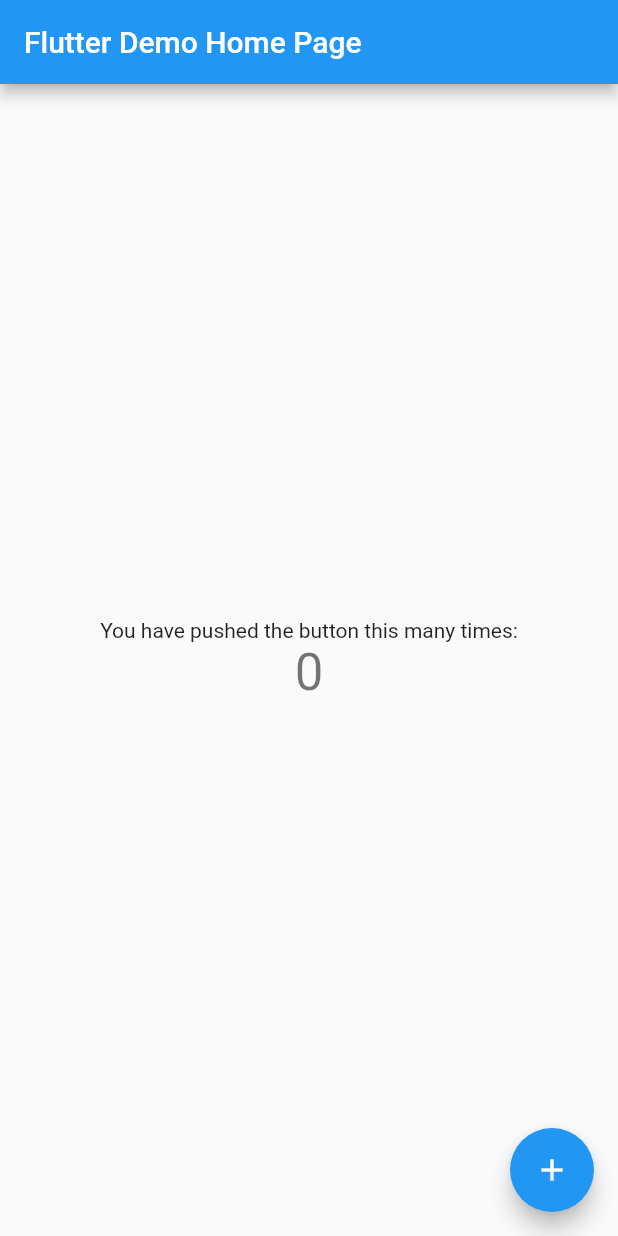
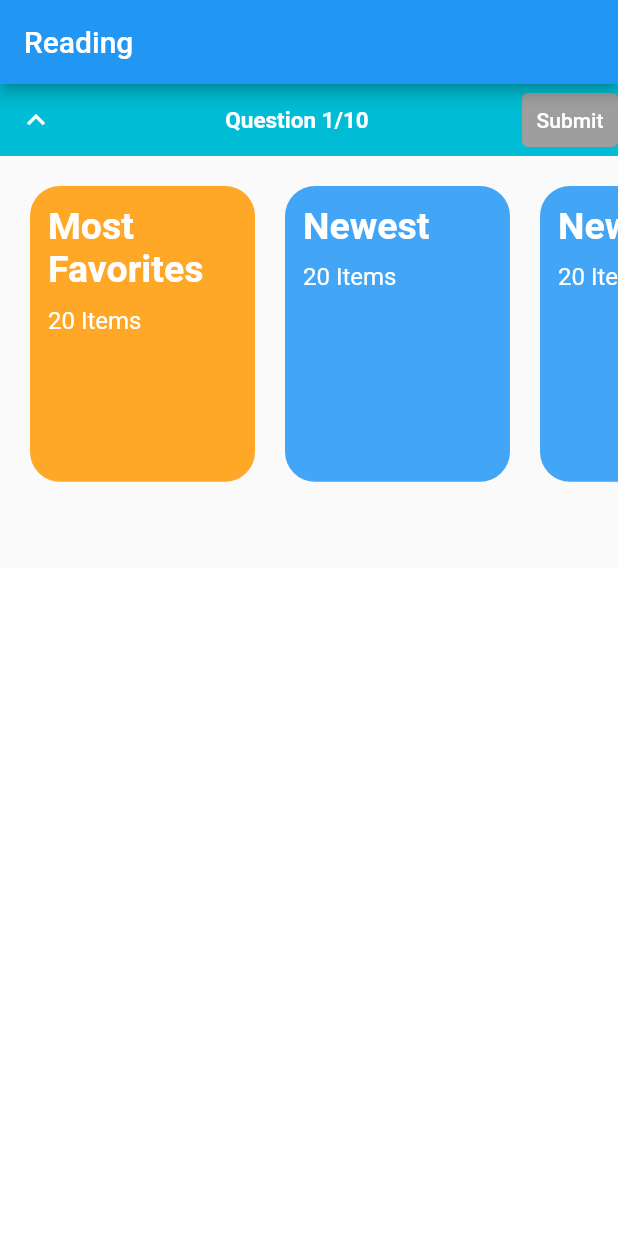
Before and after one commit to entest-hai/flutter_ielts, a Flutter app: the screen it shows after launch, on a phone screen of 412 x 824 dp. Run offline on Flutter 3.47's test engine with Material 2 defaults, Android fonts, the light colour scheme and no system bars.

Commit message:
add question & option view with horizontal scroll

```diff
--- a/lib/main.dart
+++ b/lib/main.dart
@@ -1,113 +1,218 @@
+import 'dart:ui';
 import 'package:flutter/material.dart';
+import 'dart:math' as math;
 
 void main() {
   runApp(MyApp());
 }
 
 class MyApp extends StatelessWidget {
-  // This widget is the root of your application.
   @override
-  Widget build(BuildContext context) {
+  Widget build(BuildContext context){
     return MaterialApp(
+      debugShowCheckedModeBanner: false,
       title: 'Flutter Demo',
       theme: ThemeData(
-        // This is the theme of your application.
-        //
-        // Try running your application with "flutter run". You'll see the
-        // application has a blue toolbar. Then, without quitting the app, try
-        // changing the primarySwatch below to Colors.green and then invoke
-        // "hot reload" (press "r" in the console where you ran "flutter run",
-        // or simply save your changes to "hot reload" in a Flutter IDE).
-        // Notice that the counter didn't reset back to zero; the application
-        // is not restarted.
         primarySwatch: Colors.blue,
+        visualDensity: VisualDensity.adaptivePlatformDensity,
       ),
-      home: MyHomePage(title: 'Flutter Demo Home Page'),
+      home: ReadingView()
     );
   }
 }
 
-class MyHomePage extends StatefulWidget {
-  MyHomePage({Key key, this.title}) : super(key: key);
 
-  // This widget is the home page of your application. It is stateful, meaning
-  // that it has a State object (defined below) that contains fields that affect
-  // how it looks.
 
-  // This class is the configuration for the state. It holds the values (in this
-  // case the title) provided by the parent (in this case the App widget) and
-  // used by the build method of the State. Fields in a Widget subclass are
-  // always marked "final".
+// Test Container Height Collapse
+class ReadingView extends StatefulWidget {
+  @override
+  _ReadingViewState createState() => _ReadingViewState();
+}
 
-  final String title;
+
+class _ReadingViewState extends State<ReadingView> {
+
+  bool isHidden = false;
 
   @override
-  _MyHomePageState createState() => _MyHomePageState();
+  Widget build(BuildContext context){
+    final size = MediaQuery.of(context).size;
+    return Scaffold(
+      appBar: AppBar(
+        title: Text("Reading"),
+      ),
+      body: Column(
+        children: [
+          _QuestionView(isHidden),
+          _OptionView(size, isHidden),
+          _ReadingContentView(size)
+        ],
+      )
+    );
   }
 
-class _MyHomePageState extends State<MyHomePage> {
-  int _counter = 0;
+  Widget _ReadingContentView(size){
+    return Expanded(
+          child: Container(
+        color: Colors.white,
+        width: size.width,
+        height: size.height,
+      ),
+    );
+  }
 
-  void _incrementCounter() {
+  Widget _OptionView(size, isHidden) {
+    return AnimatedOpacity(
+      opacity: 1,
+      duration: const Duration(microseconds: 200),
+      child: AnimatedContainer(
+        duration: const Duration(microseconds: 200),
+        width: size.width,
+        alignment: Alignment.topCenter,
+        height: isHidden ? 0 : size.height / 3,
+        child: CategoriesScroller(),
+      ),
+      );
+  }
+
+  Widget _QuestionView(isHidden) {
+    return Container(
+            color: Colors.cyan,
+            child: Row(
+              children: [
+              IconButton(
+                color: Colors.white,
+                icon: Transform.rotate(
+                  angle: isHidden ? 270 * math.pi / 180 : 90 * math.pi / 180,
+                  child: Icon(Icons.chevron_left)),
+                iconSize: 24,
+                onPressed: collapse),
+
+               Expanded(
+                 child: Center(child:
+                 Text("Question 1/10", style: TextStyle(
+                   fontSize: 15,
+                   fontWeight: FontWeight.bold,
+                   color: Colors.white,
+                 ),)),
+               ),
+
+              TextButton(
+                style: ButtonStyle(
+                  backgroundColor: MaterialStateProperty.all(Colors.grey)
+                ),
+                onPressed: collapse,
+                child: Text("Submit", style: TextStyle(
+                  color: Colors.white
+                ),))
+
+            ],),
+          );
+  }
+
+  void collapse() {
     setState(() {
-      // This call to setState tells the Flutter framework that something has
-      // changed in this State, which causes it to rerun the build method below
-      // so that the display can reflect the updated values. If we changed
-      // _counter without calling setState(), then the build method would not be
-      // called again, and so nothing would appear to happen.
-      _counter++;
+      isHidden = !isHidden;
     });
   }
+}
+
+class CategoriesScroller extends StatelessWidget {
+  const CategoriesScroller();
 
   @override
-  Widget build(BuildContext context) {
-    // This method is rerun every time setState is called, for instance as done
-    // by the _incrementCounter method above.
-    //
-    // The Flutter framework has been optimized to make rerunning build methods
-    // fast, so that you can just rebuild anything that needs updating rather
-    // than having to individually change instances of widgets.
-    return Scaffold(
-      appBar: AppBar(
-        // Here we take the value from the MyHomePage object that was created by
-        // the App.build method, and use it to set our appbar title.
-        title: Text(widget.title),
-      ),
-      body: Center(
-        // Center is a layout widget. It takes a single child and positions it
-        // in the middle of the parent.
+  Widget build(BuildContext context){
+    final double categoryHeight = MediaQuery.of(context).size.height * 0.30 - 50;
+    return SingleChildScrollView(
+      physics: BouncingScrollPhysics(),
+      scrollDirection: Axis.horizontal,
+      child: Container(
+        margin: const EdgeInsets.symmetric(vertical: 20, horizontal: 20),
+        child: FittedBox(
+          fit: BoxFit.fill,
+          alignment: Alignment.topCenter,
+          child: Row(
+            children: [
+              Container(
+                width: 150,
+                margin: EdgeInsets.only(right: 20),
+                height: categoryHeight,
+                decoration: BoxDecoration(color: Colors.orange.shade400, borderRadius: BorderRadius.all(Radius.circular(20))),
+                child: Padding(
+                  padding: const EdgeInsets.all(12.0),
                   child: Column(
-          // Column is also a layout widget. It takes a list of children and
-          // arranges them vertically. By default, it sizes itself to fit its
-          // children horizontally, and tries to be as tall as its parent.
-          //
-          // Invoke "debug painting" (press "p" in the console, choose the
-          // "Toggle Debug Paint" action from the Flutter Inspector in Android
-          // Studio, or the "Toggle Debug Paint" command in Visual Studio Code)
-          // to see the wireframe for each widget.
-          //
-          // Column has various properties to control how it sizes itself and
-          // how it positions its children. Here we use mainAxisAlignment to
-          // center the children vertically; the main axis here is the vertical
-          // axis because Columns are vertical (the cross axis would be
-          // horizontal).
-          mainAxisAlignment: MainAxisAlignment.center,
-          children: <Widget>[
-            Text(
-              'You have pushed the button this many times:',
+                    crossAxisAlignment: CrossAxisAlignment.start,
+                    children: [
+                      Text("Most\nFavorites", style: TextStyle(fontSize: 25, color: Colors.white, fontWeight: FontWeight.bold),),
+                      SizedBox(
+                        height: 10,
                       ),
                       Text(
-              '$_counter',
-              style: Theme.of(context).textTheme.headline4,
+                        "20 Items",
+                        style: TextStyle(fontSize: 16, color: Colors.white),
                       ),
                     ],
                   ),
                 ),
-      floatingActionButton: FloatingActionButton(
-        onPressed: _incrementCounter,
-        tooltip: 'Increment',
-        child: Icon(Icons.add),
-      ), // This trailing comma makes auto-formatting nicer for build methods.
+              ),
+              Container(
+                width: 150,
+                margin: EdgeInsets.only(right: 20),
+                height: categoryHeight,
+                decoration: BoxDecoration(color: Colors.blue.shade400, borderRadius: BorderRadius.all(Radius.circular(20.0))),
+                child: Container(
+                  child: Padding(
+                    padding: const EdgeInsets.all(12.0),
+                    child: Column(
+                      crossAxisAlignment: CrossAxisAlignment.start,
+                      children: <Widget>[
+                        Text(
+                          "Newest",
+                          style: TextStyle(fontSize: 25, color: Colors.white, fontWeight: FontWeight.bold),
+                        ),
+                        SizedBox(
+                          height: 10,
+                        ),
+                        Text(
+                          "20 Items",
+                          style: TextStyle(fontSize: 16, color: Colors.white),
+                        ),
+                      ],
+                    ),
+                  ),
+                ),
+              ),
+              Container(
+                width: 150,
+                margin: EdgeInsets.only(right: 20),
+                height: categoryHeight,
+                decoration: BoxDecoration(color: Colors.blue.shade400, borderRadius: BorderRadius.all(Radius.circular(20.0))),
+                child: Container(
+                  child: Padding(
+                    padding: const EdgeInsets.all(12.0),
+                    child: Column(
+                      crossAxisAlignment: CrossAxisAlignment.start,
+                      children: <Widget>[
+                        Text(
+                          "Newest",
+                          style: TextStyle(fontSize: 25, color: Colors.white, fontWeight: FontWeight.bold),
+                        ),
+                        SizedBox(
+                          height: 10,
+                        ),
+                        Text(
+                          "20 Items",
+                          style: TextStyle(fontSize: 16, color: Colors.white),
+                        ),
+                      ],
+                    ),
+                  ),
+                ),
+              )
+            ],
+          ),
+        ),
+      ),
     );
   }
 }
```
Lines whose indentation alone changed are shown as unchanged.
